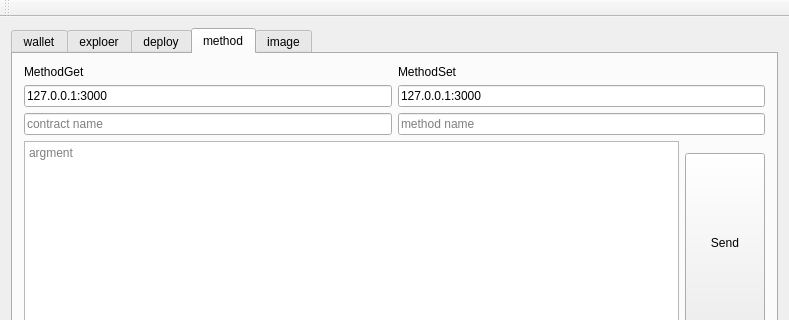
Qt form MainWindow.ui (t2dk49580/OriginWallet) before a commit; both pictures show x 0 to 789 and y 0 to 320 of the 789 by 600 pixel window.
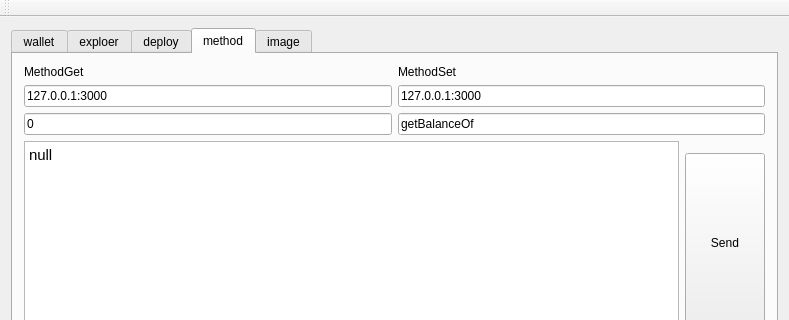
The same form after that commit. The open tabs and pages were chosen to show the change.

Patch:
```diff
--- a/MainWindow.ui
+++ b/MainWindow.ui
@@ -546,7 +546,7 @@
             <item>
              <widget class="QLineEdit" name="le_method_contract">
               <property name="text">
-               <string/>
+               <string>0</string>
               </property>
               <property name="placeholderText">
                <string>contract name</string>
@@ -574,7 +574,7 @@
             <item>
              <widget class="QLineEdit" name="le_method">
               <property name="text">
-               <string/>
+               <string>getBalanceOf</string>
               </property>
               <property name="placeholderText">
                <string>method name</string>
@@ -607,7 +607,7 @@
 &lt;html&gt;&lt;head&gt;&lt;meta name=&quot;qrichtext&quot; content=&quot;1&quot; /&gt;&lt;style type=&quot;text/css&quot;&gt;
 p, li { white-space: pre-wrap; }
 &lt;/style&gt;&lt;/head&gt;&lt;body style=&quot; font-family:'Ubuntu'; font-size:11pt; font-weight:400; font-style:normal;&quot;&gt;
-&lt;p style=&quot;-qt-paragraph-type:empty; margin-top:0px; margin-bottom:0px; margin-left:0px; margin-right:0px; -qt-block-indent:0; text-indent:0px;&quot;&gt;&lt;br /&gt;&lt;/p&gt;&lt;/body&gt;&lt;/html&gt;</string>
+&lt;p style=&quot; margin-top:0px; margin-bottom:0px; margin-left:0px; margin-right:0px; -qt-block-indent:0; text-indent:0px;&quot;&gt;null&lt;/p&gt;&lt;/body&gt;&lt;/html&gt;</string>
           </property>
           <property name="placeholderText">
            <string>argment</string>
```
